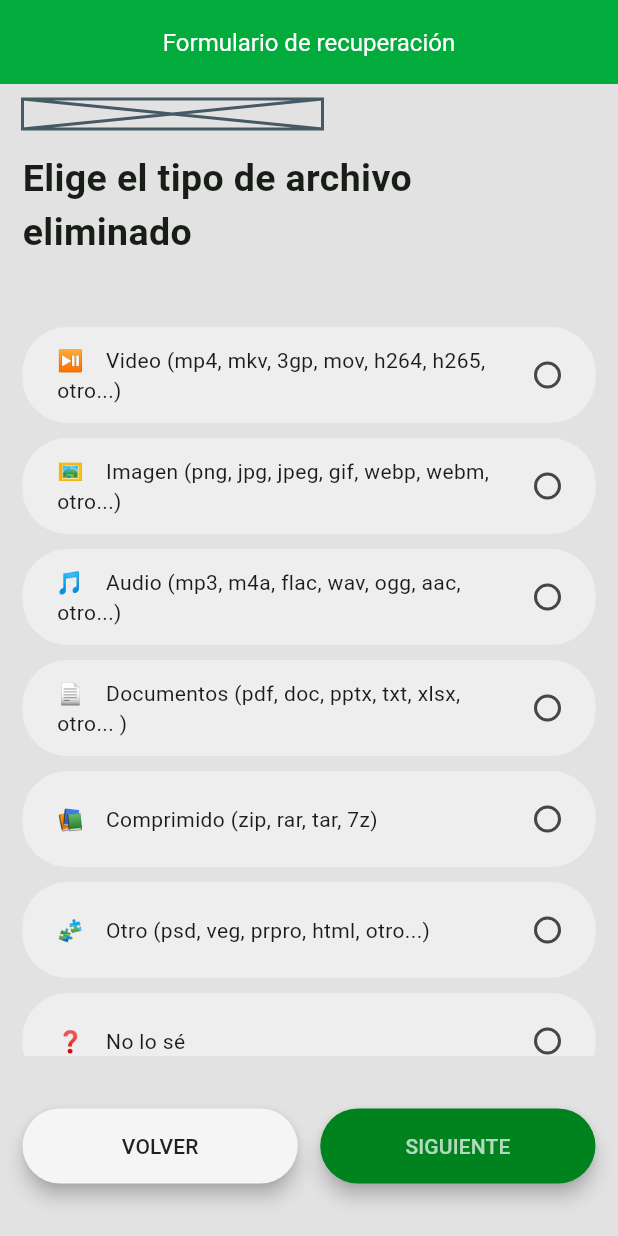
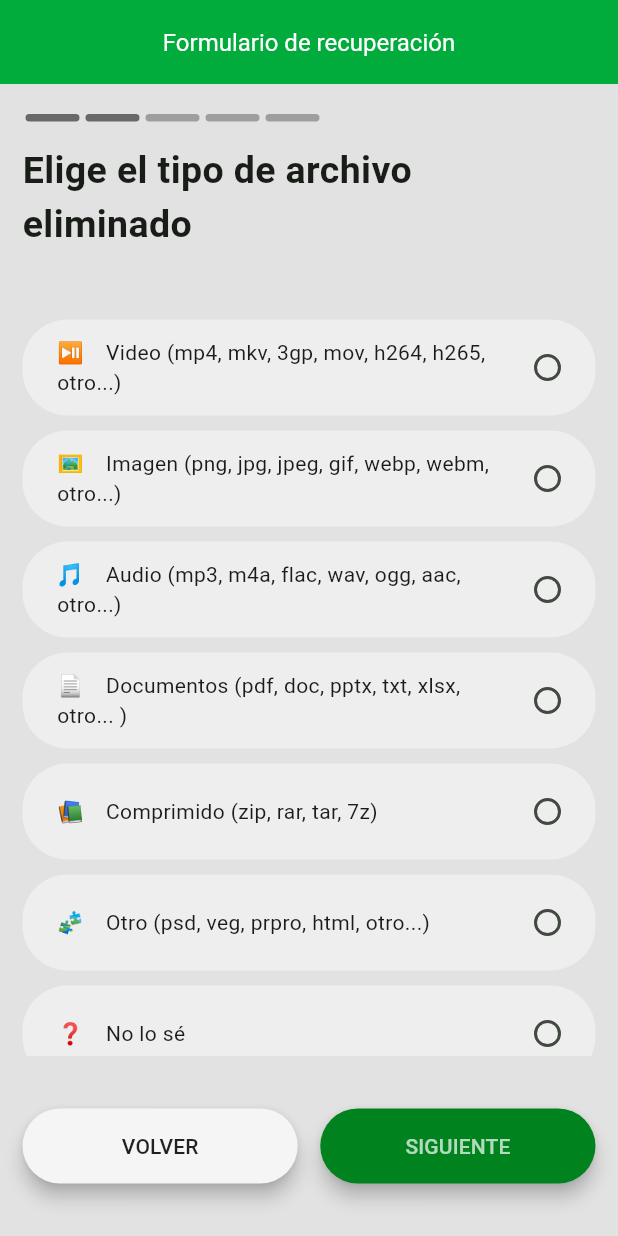
Before and after one commit to carlostic26/drive-restoration, a Flutter app: the screen it shows after launch, after a tap on "Continuar", after a tap on "SIGUIENTE", on a phone screen of 412 x 824 dp. Run offline on Flutter 3.47's test engine with Material 3 defaults, Android fonts, the phone set to English and light mode, and no system bars.

Commit message:
new screen finalizar created

```diff
--- /dev/null
+++ b/lib/screens/finish_screen.dart
@@ -0,0 +1,29 @@
+import 'package:flutter/material.dart';
+
+class FinishScreen extends StatelessWidget {
+  const FinishScreen({super.key});
+
+  @override
+  Widget build(BuildContext context) {
+    return Scaffold(
+      backgroundColor: const Color.fromARGB(255, 226, 226, 226),
+      appBar: AppBar(
+        backgroundColor: const Color.fromARGB(255, 1, 171, 60),
+        title: const Text(
+          'Finalizar solicitud',
+          style: TextStyle(color: Colors.white, fontSize: 16),
+        ),
+        centerTitle: true,
+      ),
+      body: Column(
+        children: [
+          //TEXT: Este es el texto de tu solicitud de restauracion de archivos de Google Drive.
+
+          //TEXT PROMT - con iconButton de copiar
+
+          //BOTTON: PROCEDER
+        ],
+      ),
+    );
+  }
+}
--- a/lib/screens/home_screen.dart
+++ b/lib/screens/home_screen.dart
@@ -1,6 +1,8 @@
 import 'package:flutter/material.dart';
 import 'package:recu_drive/domain/entities/answer_page.dart';
 import 'package:recu_drive/domain/entities/content_page.dart';
+import 'package:recu_drive/screens/finish_screen.dart';
+import 'package:recu_drive/screens/widgets/nav_bar_home_section.dart';
 import 'package:recu_drive/screens/widgets/option_tile_widget.dart';
 
 class HomeScreen extends StatefulWidget {
@@ -13,6 +15,7 @@ class HomeScreen extends StatefulWidget {
 class _HomeScreenState extends State<HomeScreen> {
   late PageController _pageController;
   int _currentPage = 0;
+  bool finishPage = false;
 
   AnswerPage answerPage = AnswerPage('', '');
 
@@ -80,14 +83,43 @@ class _HomeScreenState extends State<HomeScreen> {
     return Scaffold(
       backgroundColor: const Color.fromARGB(255, 226, 226, 226),
       appBar: AppBar(
-        backgroundColor: Color.fromARGB(255, 1, 171, 60),
+        backgroundColor: const Color.fromARGB(255, 1, 171, 60),
         title: const Text(
           'Formulario de recuperación',
           style: TextStyle(color: Colors.white, fontSize: 16),
         ),
         centerTitle: true,
       ),
-      body: PageView.builder(
+      body: Column(
+        children: [
+          Align(
+              alignment: Alignment.centerLeft,
+              child: Padding(
+                padding: const EdgeInsets.only(left: 15, top: 20),
+                child: SizedBox(
+                  width: 200,
+                  height: 5,
+                  child: Row(
+                    children: List.generate(
+                      contentPages.length,
+                      (i) => Expanded(
+                        child: Container(
+                          margin: const EdgeInsets.symmetric(horizontal: 2),
+                          decoration: BoxDecoration(
+                            color: i <= _currentPage
+                                ? Colors
+                                    .black54 // Color para páginas completadas
+                                : Colors.grey, // Color para páginas pendientes
+                            borderRadius: BorderRadius.circular(5),
+                          ),
+                        ),
+                      ),
+                    ),
+                  ),
+                ),
+              )),
+          Expanded(
+            child: PageView.builder(
               controller: _pageController,
               itemCount: contentPages.length,
               onPageChanged: (int page) {
@@ -102,14 +134,6 @@ class _HomeScreenState extends State<HomeScreen> {
                   child: Column(
                     children: [
                       //TODO: Progres section
-
-                const Align(
-                    alignment: Alignment.centerLeft,
-                    child: Padding(
-                      padding: EdgeInsets.only(left: 15, top: 10),
-                      child: SizedBox(
-                          width: 200, height: 20, child: Placeholder()),
-                    )),
 
                       Padding(
                         padding: const EdgeInsets.fromLTRB(15, 15, 100, 40),
@@ -129,21 +153,26 @@ class _HomeScreenState extends State<HomeScreen> {
                               for (var otherOption in contentPage.optionTile) {
                                 otherOption[1] = false;
                               }
-                        option[1] = value; // Actualiza el estado del botón
+                              option[1] =
+                                  value; // Actualiza el estado del botón
 
-                        //GUARDAR CAPTURAR LA INFO DEL RADIOBUTTON CORRESPONDIENTE (LO QUE SE GUARDA ES EL TEXTO)
-                        //en la pag 1 es decir en la segunda page (0,1,2,3) se debe guardar la info de option[0]
-                        // ej: pag actual es 1, entonces fileType =  option[0];
-                        // ej: pag actiual es 4, entonces timeDeleted = option[0]
-
+                              //guarda la info sobre tipo de archivo
                               if (_currentPage == 1) {
                                 fileType = option[0];
                                 print(
                                     'actualPage: $_currentPage FileType Selected: $fileType');
+
+                                //guarda la info de tiempo de borrado y habilita el boton de finalizar
                               } else if (_currentPage == 4) {
                                 timeDeleted = option[0];
                                 print(
                                     'actualPage: $_currentPage TimeDeleted Selected: $timeDeleted');
+
+                                finishPage = true;
+                              }
+
+                              if (_currentPage != 4) {
+                                finishPage = false;
                               }
 
                               /*  print('FileType Selected: $fileType');
@@ -152,7 +181,7 @@ class _HomeScreenState extends State<HomeScreen> {
                               answerPage = AnswerPage(fileType, timeDeleted);
 
                               //TODO: Al finalizar la ultima pagina, el objeto answerPage se debe enviar al meotodd
-                        // que armará el promt y se debe mostrar dicho prompt (String) en pantalla
+                              // que armará el promt y se debe mostrar dicho prompt (String) en pantalla..
 
                               // La la pantalla final debe titularse: Solicitar recuperación
                               // en el body debe tener un icono de google drive
@@ -170,73 +199,15 @@ class _HomeScreenState extends State<HomeScreen> {
                 );
               },
             ),
-      bottomNavigationBar: Container(
-        height: 120,
-        color: const Color.fromARGB(255, 226, 226, 226),
-        child: Row(
-          mainAxisAlignment: MainAxisAlignment.center,
-          children: [
-            Expanded(
-              child: Padding(
-                padding: const EdgeInsets.fromLTRB(15, 15, 7.5, 15),
-                child: TextButton(
-                  onPressed: () {
-                    _goToPreviousPage();
-                  },
-                  style: TextButton.styleFrom(
-                    shadowColor: Colors.black,
-                    elevation: 5,
-                    minimumSize: const Size(0, 50),
-                    backgroundColor: const Color(
-                        0xFFF5F5F5), // Un blanco ligeramente atenuado
-                    foregroundColor: Colors.black87, // Color del texto
           ),
-                  child: const Text(
-                    'VOLVER',
-                  ),
-                ),
-              ),
-            ),
-            Expanded(
-              child: Padding(
-                padding: const EdgeInsets.fromLTRB(7.5, 15, 15, 15),
-                child: TextButton(
-                  onPressed: () {
-                    _goToNextPage();
-                  },
-                  style: TextButton.styleFrom(
-                    shadowColor: Colors.black,
-                    elevation: 5,
-                    minimumSize: const Size(0, 50),
-                    backgroundColor: Color.fromARGB(
-                        255, 0, 130, 30), // Un negro ligeramente suavizado
-                    foregroundColor: Colors.white70, // Color del texto
-                  ),
-                  child: const Text('SIGUIENTE'),
-                ),
-              ),
-            )
         ],
       ),
+      bottomNavigationBar: NavBarHomeSection(
+        finishPage: finishPage,
+        currentPage: _currentPage,
+        pageController: _pageController,
+        contentPages: contentPages,
       ),
     );
   }
-
-  void _goToPreviousPage() {
-    if (_currentPage > 0) {
-      _pageController.previousPage(
-        duration: Duration(milliseconds: 300),
-        curve: Curves.easeInOut,
-      );
 }
-  }
-
-  void _goToNextPage() {
-    if (_currentPage < contentPages.length - 1) {
-      _pageController.nextPage(
-        duration: Duration(milliseconds: 300),
-        curve: Curves.easeInOut,
-      );
-    }
-  }
-}
--- a/lib/screens/loading_screen.dart
+++ b/lib/screens/loading_screen.dart
@@ -19,7 +19,7 @@ class _LoadingScreenState extends State<LoadingScreen> {
             children: [
               //LOGO
               SizedBox(
-                  height: 150, width: 150, child: Image.asset('assets/dash.png')
+                  height: 150, width: 150, child: Image.asset('assets/icon.png')
                   //Placeholder()
                   ),
 
@@ -27,7 +27,7 @@ class _LoadingScreenState extends State<LoadingScreen> {
               const Padding(
                 padding: EdgeInsets.fromLTRB(70, 5, 70, 5),
                 child: LinearProgressIndicator(
-                  color: Colors.green,
+                  color: Colors.blue,
                   minHeight: 5.0,
                 ),
               ),
--- /dev/null
+++ b/lib/screens/widgets/nav_bar_home_section.dart
@@ -0,0 +1,94 @@
+import 'package:flutter/material.dart';
+import 'package:recu_drive/domain/entities/content_page.dart';
+import 'package:recu_drive/screens/finish_screen.dart';
+
+class NavBarHomeSection extends StatelessWidget {
+  late PageController pageController;
+  bool finishPage;
+  int currentPage;
+  List<ContentPage> contentPages;
+
+  NavBarHomeSection(
+      {super.key,
+      required this.finishPage,
+      required this.currentPage,
+      required this.pageController,
+      required this.contentPages});
+
+  @override
+  Widget build(BuildContext context) {
+    return Container(
+      height: 120,
+      color: const Color.fromARGB(255, 226, 226, 226),
+      child: Row(
+        mainAxisAlignment: MainAxisAlignment.center,
+        children: [
+          Expanded(
+            child: Padding(
+              padding: const EdgeInsets.fromLTRB(15, 15, 7.5, 15),
+              child: TextButton(
+                onPressed: () {
+                  _goToPreviousPage();
+                },
+                style: TextButton.styleFrom(
+                  shadowColor: Colors.black,
+                  elevation: 5,
+                  minimumSize: const Size(0, 50),
+                  backgroundColor:
+                      const Color(0xFFF5F5F5), // Un blanco ligeramente atenuado
+                  foregroundColor: Colors.black87, // Color del texto
+                ),
+                child: const Text(
+                  'VOLVER',
+                ),
+              ),
+            ),
+          ),
+          Expanded(
+            child: Padding(
+              padding: const EdgeInsets.fromLTRB(7.5, 15, 15, 15),
+              child: TextButton(
+                onPressed: () {
+                  if (finishPage) {
+                    Navigator.pushReplacement(
+                        context,
+                        MaterialPageRoute(
+                            builder: (_) => const FinishScreen()));
+                  } else {
+                    _goToNextPage();
+                  }
+                },
+                style: TextButton.styleFrom(
+                  shadowColor: Colors.black,
+                  elevation: 5,
+                  minimumSize: const Size(0, 50),
+                  backgroundColor: const Color.fromARGB(255, 0, 130, 30),
+                  foregroundColor: Colors.white70,
+                ),
+                child: Text(finishPage ? 'FINALIZAR' : 'SIGUIENTE'),
+              ),
+            ),
+          )
+        ],
+      ),
+    );
+  }
+
+  void _goToPreviousPage() {
+    if (currentPage > 0) {
+      pageController.previousPage(
+        duration: const Duration(milliseconds: 300),
+        curve: Curves.easeInOut,
+      );
+    }
+  }
+
+  void _goToNextPage() {
+    if (currentPage < contentPages.length - 1) {
+      pageController.nextPage(
+        duration: const Duration(milliseconds: 300),
+        curve: Curves.easeInOut,
+      );
+    }
+  }
+}
```
Also changed, not shown: assets/icon.png (added), assets/logo.png (added). Lines whose indentation alone changed are shown as unchanged.
